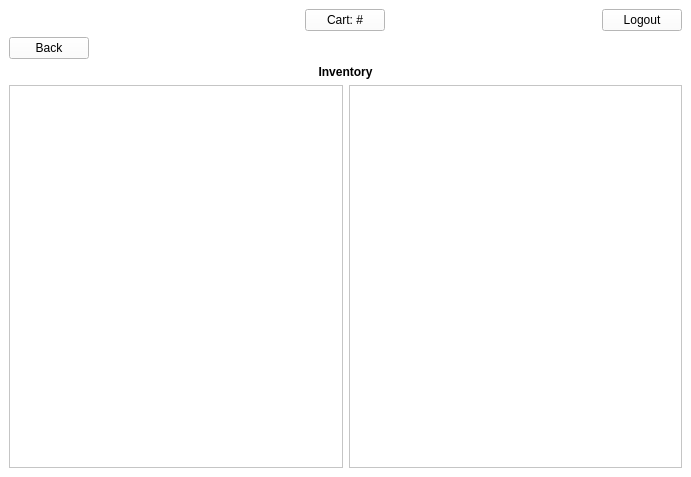
arc-bphc/sims-gui, file inventory.ui: the form before one commit.
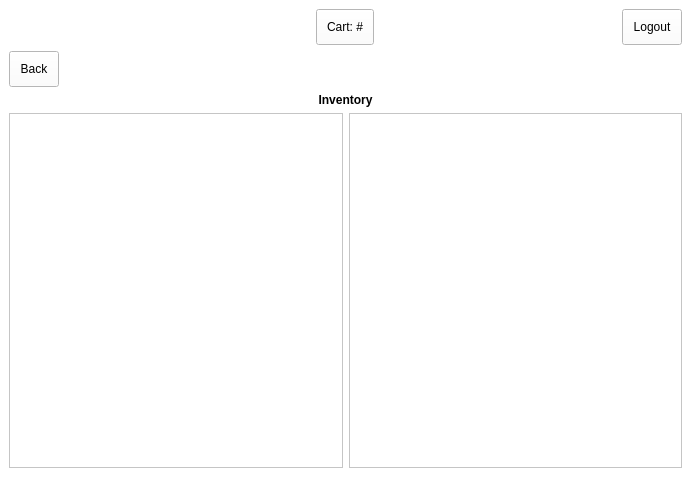
The form after the commit. Icons and pictures are not drawn.

Diff of the .ui file:
```diff
--- a/inventory.ui
+++ b/inventory.ui
@@ -14,7 +14,8 @@
    <string>MainWindow</string>
   </property>
   <property name="styleSheet">
-   <string notr="true">QWidget {background-color: white}
+   <string notr="true">QPushButton {padding: 10px}
+QWidget {background-color: white}
 </string>
   </property>
   <widget class="QWidget" name="centralwidget">
@@ -84,6 +85,10 @@
       </item>
       <item row="1" column="0" alignment="Qt::AlignLeft|Qt::AlignTop">
        <widget class="QPushButton" name="pushButton_2">
+        <property name="styleSheet">
+         <string notr="true">QPushButton {padding: 10px}
+</string>
+        </property>
         <property name="text">
          <string>Back</string>
         </property>
```
